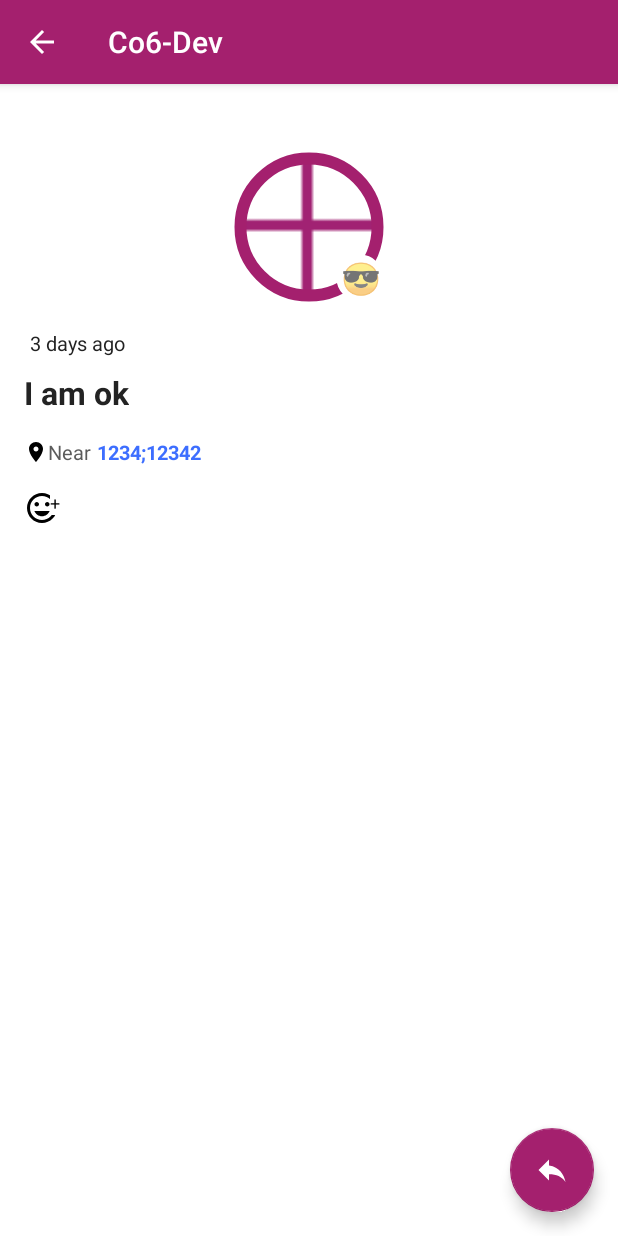
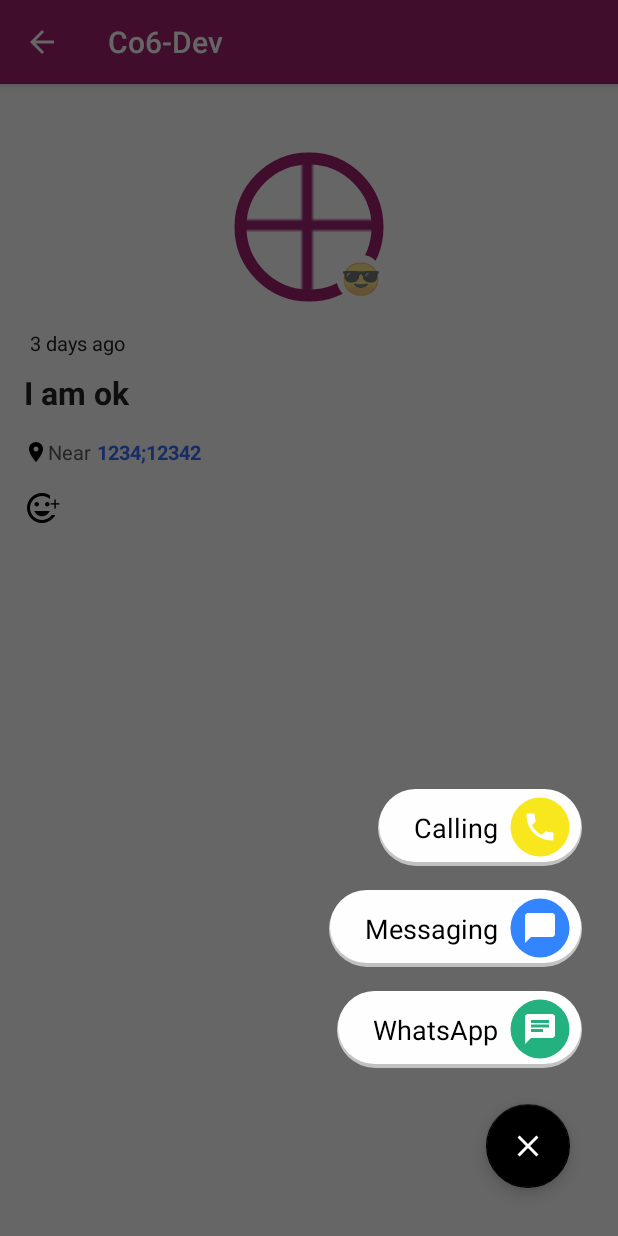
Before and after one commit to guardianproject/OpenCircle, an Android app: the ContactStatusActivity screen opened directly, with no data from a screen before it, after a tap on an icon or button, on a phone screen of 412 x 824 dp. Run offline under Robolectric (Android 15) with nearby library versions, the phone set to English and light mode, and no system bars; our stand-ins replace Volley; 2 statements that could not run were skipped.

Commit message:
Reply popup dialog

```diff
--- a/app/src/main/java/com/circleof6/model/StatusUpdate.java
+++ b/app/src/main/java/com/circleof6/model/StatusUpdate.java
@@ -15,7 +15,7 @@ public class StatusUpdate {
     private String message;
     private boolean urgent;
     private String location;
-    private List<StatusUpdateResponse> responseList;
+    private List<StatusUpdateReply> responseList;
 
     // Has the user "seen" this update?
     private boolean seen;
@@ -76,17 +76,17 @@ public class StatusUpdate {
         this.seen = seen;
     }
 
-    public List<StatusUpdateResponse> getResponseList() {
+    public List<StatusUpdateReply> getResponseList() {
         return responseList;
     }
 
-    public void setResponseList(List<StatusUpdateResponse> responseList) {
+    public void setResponseList(List<StatusUpdateReply> responseList) {
         this.responseList = responseList;
         if (this.responseList != null) {
             // Order by date
-            Collections.sort(this.responseList, new Comparator<StatusUpdateResponse>() {
+            Collections.sort(this.responseList, new Comparator<StatusUpdateReply>() {
                 @Override
-                public int compare(StatusUpdateResponse o1, StatusUpdateResponse o2) {
+                public int compare(StatusUpdateReply o1, StatusUpdateReply o2) {
                     return (int)(o1.getDate().getTime() - o2.getDate().getTime());
                 }
             });
--- a/app/src/main/java/com/circleof6/model/StatusUpdateResponse.java
+++ b/app/src/main/java/com/circleof6/model/StatusUpdateReply.java
@@ -5,11 +5,12 @@ import java.util.Date;
 /**
  * Created by N-Pex on 2018-10-30.
  */
-public class StatusUpdateResponse {
+public class StatusUpdateReply {
 
-    public enum ResponseType {
+    public enum ReplyType {
         Call,
         Message,
+        WhatsApp,
         Emoji;
 
         @Override
@@ -22,7 +23,7 @@ public class StatusUpdateResponse {
     }
 
     private Date date;
-    private ResponseType type;
+    private ReplyType type;
     private int emoji;
     private String message;
     private Contact contact;
@@ -35,11 +36,11 @@ public class StatusUpdateResponse {
         this.date = date;
     }
 
-    public ResponseType getType() {
+    public ReplyType getType() {
         return type;
     }
 
-    public void setType(ResponseType type) {
+    public void setType(ReplyType type) {
         this.type = type;
     }
 
--- a/app/src/main/java/com/circleof6/ui/ContactStatusActivity.java
+++ b/app/src/main/java/com/circleof6/ui/ContactStatusActivity.java
@@ -3,11 +3,13 @@ package com.circleof6.ui;
 import android.os.Bundle;
 import android.support.v7.app.AppCompatActivity;
 import android.support.v7.widget.Toolbar;
+import android.view.View;
 
 import com.circleof6.R;
 import com.circleof6.model.Contact;
 import com.circleof6.model.StatusUpdate;
 import com.circleof6.preferences.AppPreferences;
+import com.circleof6.view.ReplyDialog;
 import com.circleof6.view.StatusViewHolder;
 
 public class ContactStatusActivity extends AppCompatActivity implements StatusViewHolder.OnReplyListener {
@@ -22,8 +24,11 @@ public class ContactStatusActivity extends AppCompatActivity implements StatusVi
         setSupportActionBar(toolbar);
         getSupportActionBar().setDisplayHomeAsUpEnabled(true);
 
+        Contact contact = getContactFromIntent();
+        setTitle(contact.getName());
+
         StatusViewHolder holder = new StatusViewHolder(findViewById(R.id.statusRoot));
-        holder.populateWithContact(getContactFromIntent());
+        holder.populateWithContact(contact);
         holder.setOnReplyListener(this);
     }
 
@@ -40,7 +45,7 @@ public class ContactStatusActivity extends AppCompatActivity implements StatusVi
     }
 
     @Override
-    public void onReply(StatusUpdate statusUpdate) {
-
+    public void onReply(Contact contact, View anchorButton) {
+        ReplyDialog.showFromAnchor(anchorButton);
     }
 }
--- a/app/src/main/java/com/circleof6/ui/MainActivity.java
+++ b/app/src/main/java/com/circleof6/ui/MainActivity.java
@@ -1538,9 +1538,8 @@ public class MainActivity extends AppCompatActivity implements GoogleApiClient.C
     }
 
     @Override
-    public void onReply(StatusUpdate statusUpdate) {
-        //TODO
-        Log.d("Main", "Add response to " + statusUpdate.getMessage());
+    public void onReply(Contact contact, View anchorButton) {
+
     }
 
     @Override
--- a/app/src/main/java/com/circleof6/ui/SwipeUpBehavior.java
+++ b/app/src/main/java/com/circleof6/ui/SwipeUpBehavior.java
@@ -84,6 +84,8 @@ public class SwipeUpBehavior extends AppBarLayout.ScrollingViewBehavior {
     private void stopSwipe(View child) {
         if (totalSwipeUp > maxSwipeUp) {
             if (getSwipeUpListener() != null) {
+                nestedScrollType = NestedScrollType.None;
+                totalSwipeUp = 0;
                 getSwipeUpListener().onSwipeUp();
             }
         } else {
--- /dev/null
+++ b/app/src/main/java/com/circleof6/view/ReplyDialog.java
@@ -0,0 +1,134 @@
+package com.circleof6.view;
+
+import android.app.Dialog;
+import android.content.Context;
+import android.content.DialogInterface;
+import android.graphics.Color;
+import android.graphics.Rect;
+import android.support.annotation.NonNull;
+import android.support.annotation.Nullable;
+import android.view.LayoutInflater;
+import android.view.View;
+import android.view.ViewGroup;
+import android.view.Window;
+import android.view.WindowManager;
+import android.widget.ArrayAdapter;
+import android.widget.ImageView;
+import android.widget.ListView;
+import android.widget.TextView;
+
+import com.circleof6.R;
+import com.circleof6.model.StatusUpdateReply;
+import com.circleof6.util.MethodsUtils;
+
+import java.util.ArrayList;
+import java.util.List;
+
+/**
+ * Created by N-Pex on 2018-11-02.
+ */
+public class ReplyDialog {
+
+    private static class ReplyEntry {
+        public StatusUpdateReply.ReplyType type;
+        public int color;
+        public int resIdTitle;
+        public int resIdIcon;
+
+        public ReplyEntry(StatusUpdateReply.ReplyType type, int color, int resIdTitle, int resIdIcon) {
+            this.type = type;
+            this.color = color;
+            this.resIdTitle = resIdTitle;
+            this.resIdIcon = resIdIcon;
+        }
+    }
+
+    public static void showFromAnchor(final View anchor) {
+        try {
+            if (anchor == null)
+                return;
+
+            final Context context = anchor.getContext();
+            final List<ReplyEntry> entries = new ArrayList<>();
+            entries.add(new ReplyEntry(StatusUpdateReply.ReplyType.Call, 0xfff8e71c, R.string.reply_call, R.drawable.ic_reply_call));
+            entries.add(new ReplyEntry(StatusUpdateReply.ReplyType.Message, 0xff3384ff, R.string.reply_message, R.drawable.ic_reply_message));
+            entries.add(new ReplyEntry(StatusUpdateReply.ReplyType.WhatsApp, 0xff23b180, R.string.reply_whatsapp, R.drawable.ic_reply_whatsapp));
+
+            final ArrayAdapter<ReplyEntry> adapter = new ArrayAdapter<ReplyEntry>(context, R.layout.quick_status_popup_item, 0,
+                    entries.toArray(new ReplyEntry[0])) {
+                @NonNull
+                @Override
+                public View getView(int position, @Nullable View convertView, @NonNull ViewGroup parent) {
+                    View view = convertView;
+                    if (view == null) {
+                        view = LayoutInflater.from(context).inflate(R.layout.reply_popup_item, parent, false);
+                    }
+                    ReplyEntry entry = entries.get(position);
+
+                    TextView title = view.findViewById(R.id.title);
+                    ImageView image = view.findViewById(R.id.image);
+                    View roundFrame = view.findViewById(R.id.roundFrame);
+                    title.setText(entry.resIdTitle);
+                    roundFrame.setBackgroundColor(entry.color);
+                    image.setImageResource(entry.resIdIcon);
+                    return view;
+                }
+            };
+
+            Rect rectGlobal = new Rect();
+            anchor.getGlobalVisibleRect(rectGlobal);
+
+            View dialogView = LayoutInflater.from(context).inflate(R.layout.reply_popup, (ViewGroup)anchor.getRootView(), false);
+
+            dialogView.measure(
+                    View.MeasureSpec.makeMeasureSpec(MethodsUtils.dpToPx(200, context), View.MeasureSpec.EXACTLY),
+                    View.MeasureSpec.makeMeasureSpec(MethodsUtils.dpToPx(400, context), View.MeasureSpec.EXACTLY));
+
+            ListView lv = dialogView.findViewById(R.id.lvItems);
+            lv.setBackgroundColor(Color.TRANSPARENT);
+            lv.setChoiceMode(ListView.CHOICE_MODE_SINGLE);
+            lv.setAdapter(adapter);
+
+            final Dialog dialog = new Dialog(context,
+                    android.R.style.Theme_Translucent_NoTitleBar);
+
+
+            // Setting dialogview
+            Window window = dialog.getWindow();
+            WindowManager.LayoutParams wlp = window.getAttributes();
+            wlp.x = rectGlobal.right - dialogView.getMeasuredWidth();
+            wlp.y = rectGlobal.bottom - dialogView.getMeasuredHeight();
+            wlp.width = dialogView.getMeasuredWidth();
+            wlp.height = dialogView.getMeasuredHeight();
+            wlp.dimAmount = 0.6f;
+            wlp.flags |= WindowManager.LayoutParams.FLAG_DIM_BEHIND;
+            window.setAttributes(wlp);
+
+            dialog.setTitle(null);
+            dialog.setContentView(dialogView);
+            dialog.setCancelable(true);
+            //dialog.setCanceledOnTouchOutside(true);
+
+            anchor.setVisibility(View.INVISIBLE);
+            dialog.setOnDismissListener(new DialogInterface.OnDismissListener() {
+                @Override
+                public void onDismiss(DialogInterface dialog) {
+                    anchor.setVisibility(View.VISIBLE);
+                }
+            });
+
+            View buttonClose = dialogView.findViewById(R.id.btnClose);
+            buttonClose.setOnClickListener(new View.OnClickListener() {
+                @Override
+                public void onClick(View v) {
+                    dialog.dismiss();
+                }
+            });
+
+            dialog.show();
+        } catch (Exception e) {
+            e.printStackTrace();
+        }
+
+    }
+}
--- a/app/src/main/java/com/circleof6/view/StatusViewHolder.java
+++ b/app/src/main/java/com/circleof6/view/StatusViewHolder.java
@@ -18,7 +18,7 @@ import com.circleof6.util.MethodsUtils;
 public class StatusViewHolder {
 
     public interface OnReplyListener {
-        void onReply(StatusUpdate statusUpdate);
+        void onReply(Contact contact, View anchorButton);
     }
 
     private OnReplyListener onReplyListener;
@@ -47,7 +47,7 @@ public class StatusViewHolder {
         fabReply = view.findViewById(R.id.fabReply);
     }
 
-    public void populateWithContact(Contact contact) {
+    public void populateWithContact(final Contact contact) {
         final StatusUpdate statusUpdate = CircleOf6Application.getInstance().getContactStatus(contact);
 
         avatarView.setContact(contact);
@@ -74,7 +74,7 @@ public class StatusViewHolder {
                 @Override
                 public void onClick(View v) {
                     if (getOnReplyListener() != null) {
-                        getOnReplyListener().onReply(statusUpdate);
+                        getOnReplyListener().onReply(contact, layoutAddResponse);
                     }
                 }
             });
@@ -82,7 +82,7 @@ public class StatusViewHolder {
                 @Override
                 public void onClick(View v) {
                     if (getOnReplyListener() != null) {
-                        getOnReplyListener().onReply(statusUpdate);
+                        getOnReplyListener().onReply(contact, fabReply);
                     }
                 }
             });
--- /dev/null
+++ b/app/src/main/res/drawable/ic_close_white_36dp.xml
@@ -0,0 +1,5 @@
+<vector android:height="36dp" android:tint="#FFFFFF"
+    android:viewportHeight="24.0" android:viewportWidth="24.0"
+    android:width="36dp" xmlns:android="http://schemas.android.com/apk/res/android">
+    <path android:fillColor="#FF000000" android:pathData="M19,6.41L17.59,5 12,10.59 6.41,5 5,6.41 10.59,12 5,17.59 6.41,19 12,13.41 17.59,19 19,17.59 13.41,12z"/>
+</vector>
--- /dev/null
+++ b/app/src/main/res/drawable/ic_reply_call.xml
@@ -0,0 +1,5 @@
+<vector android:height="24dp" android:tint="#FFFFFF"
+    android:viewportHeight="24.0" android:viewportWidth="24.0"
+    android:width="24dp" xmlns:android="http://schemas.android.com/apk/res/android">
+    <path android:fillColor="#FF000000" android:pathData="M6.62,10.79c1.44,2.83 3.76,5.14 6.59,6.59l2.2,-2.2c0.27,-0.27 0.67,-0.36 1.02,-0.24 1.12,0.37 2.33,0.57 3.57,0.57 0.55,0 1,0.45 1,1V20c0,0.55 -0.45,1 -1,1 -9.39,0 -17,-7.61 -17,-17 0,-0.55 0.45,-1 1,-1h3.5c0.55,0 1,0.45 1,1 0,1.25 0.2,2.45 0.57,3.57 0.11,0.35 0.03,0.74 -0.25,1.02l-2.2,2.2z"/>
+</vector>
--- /dev/null
+++ b/app/src/main/res/drawable/ic_reply_message.xml
@@ -0,0 +1,5 @@
+<vector android:height="24dp" android:tint="#FFFFFF"
+    android:viewportHeight="24.0" android:viewportWidth="24.0"
+    android:width="24dp" xmlns:android="http://schemas.android.com/apk/res/android">
+    <path android:fillColor="#FF000000" android:pathData="M20,2H4c-1.1,0 -2,0.9 -2,2v18l4,-4h14c1.1,0 2,-0.9 2,-2V4c0,-1.1 -0.9,-2 -2,-2z"/>
+</vector>
--- /dev/null
+++ b/app/src/main/res/drawable/ic_reply_whatsapp.xml
@@ -0,0 +1,5 @@
+<vector android:height="24dp" android:tint="#FFFFFF"
+    android:viewportHeight="24.0" android:viewportWidth="24.0"
+    android:width="24dp" xmlns:android="http://schemas.android.com/apk/res/android">
+    <path android:fillColor="#FF000000" android:pathData="M20,2L4,2c-1.1,0 -1.99,0.9 -1.99,2L2,22l4,-4h14c1.1,0 2,-0.9 2,-2L22,4c0,-1.1 -0.9,-2 -2,-2zM6,9h12v2L6,11L6,9zM14,14L6,14v-2h8v2zM18,8L6,8L6,6h12v2z"/>
+</vector>
--- a/app/src/main/res/layout/quick_status_popup.xml
+++ b/app/src/main/res/layout/quick_status_popup.xml
@@ -19,5 +19,6 @@
         android:layout_width="match_parent"
         android:layout_height="wrap_content"
         android:layout_gravity="end"
+        android:divider="@null"
         />
 </LinearLayout>
--- /dev/null
+++ b/app/src/main/res/layout/reply_popup.xml
@@ -0,0 +1,31 @@
+<?xml version="1.0" encoding="utf-8"?>
+<LinearLayout xmlns:android="http://schemas.android.com/apk/res/android"
+    android:layout_width="200dp"
+    android:layout_height="400dp"
+    xmlns:app="http://schemas.android.com/apk/res-auto"
+    android:layout_gravity="bottom|end"
+    android:gravity="bottom|end"
+    android:background="@android:color/transparent"
+    android:orientation="vertical">
+
+    <ListView
+        android:id="@+id/lvItems"
+        android:layout_width="match_parent"
+        android:layout_height="0dp"
+        android:layout_weight="1"
+        android:background="@android:color/transparent"
+        android:stackFromBottom="true"
+        android:divider="@null"
+        />
+
+    <android.support.design.widget.FloatingActionButton
+        android:id="@+id/btnClose"
+        android:layout_width="wrap_content"
+        android:layout_height="wrap_content"
+        android:layout_gravity="bottom|end"
+        android:layout_margin="16dp"
+        android:src="@drawable/ic_close_white_36dp"
+        app:backgroundTint="@android:color/black"
+        app:fabSize="normal" />
+
+</LinearLayout>
--- /dev/null
+++ b/app/src/main/res/layout/reply_popup_item.xml
@@ -0,0 +1,48 @@
+<?xml version="1.0" encoding="utf-8"?>
+<FrameLayout xmlns:android="http://schemas.android.com/apk/res/android"
+    xmlns:tools="http://schemas.android.com/tools"
+    android:layout_width="match_parent"
+    android:layout_height="67dp"
+    android:layout_gravity="center_vertical|end"
+    android:background="@android:color/transparent"
+    android:gravity="center_vertical|end">
+
+    <LinearLayout
+        android:layout_width="wrap_content"
+        android:layout_height="match_parent"
+        android:layout_gravity="center_vertical|end"
+        android:layout_margin="8dp"
+        android:background="@drawable/quick_status_popup_item_background"
+        android:gravity="center_vertical|end"
+        android:orientation="horizontal"
+        android:paddingStart="24dp"
+        android:paddingLeft="24dp"
+        android:paddingEnd="8dp"
+        android:paddingRight="8dp"
+        >
+
+        <TextView
+            android:id="@+id/title"
+            android:layout_width="wrap_content"
+            android:layout_height="wrap_content"
+            android:textAppearance="@style/TextAppearance.AppCompat.Medium"
+            android:textColor="@android:color/black"
+            tools:text="Safe" />
+
+        <com.circleof6.view.RoundFrameLayout
+            android:id="@+id/roundFrame"
+            android:layout_width="wrap_content"
+            android:layout_height="wrap_content"
+            android:layout_marginStart="8dp"
+            android:layout_marginLeft="8dp"
+            android:background="@color/cyan"
+            android:padding="4dp"
+            >
+            <ImageView
+                android:id="@+id/image"
+                android:layout_width="32dp"
+                android:layout_height="32dp"
+                android:scaleType="centerInside" />
+        </com.circleof6.view.RoundFrameLayout>
+    </LinearLayout>
+</FrameLayout>
--- a/app/src/main/res/values/strings.xml
+++ b/app/src/main/res/values/strings.xml
@@ -142,5 +142,9 @@ Tap on the phone icon. This will take you to a choice of 2 hotlines (only one is
     <string name="status_unsure">Unsure</string>
     <string name="status_scared">Scared</string>
 
+    <string name="reply_call">Calling</string>
+    <string name="reply_message">Messaging</string>
+    <string name="reply_whatsapp">WhatsApp</string>
+
     <string name="near">Near</string>
 </resources>
```
